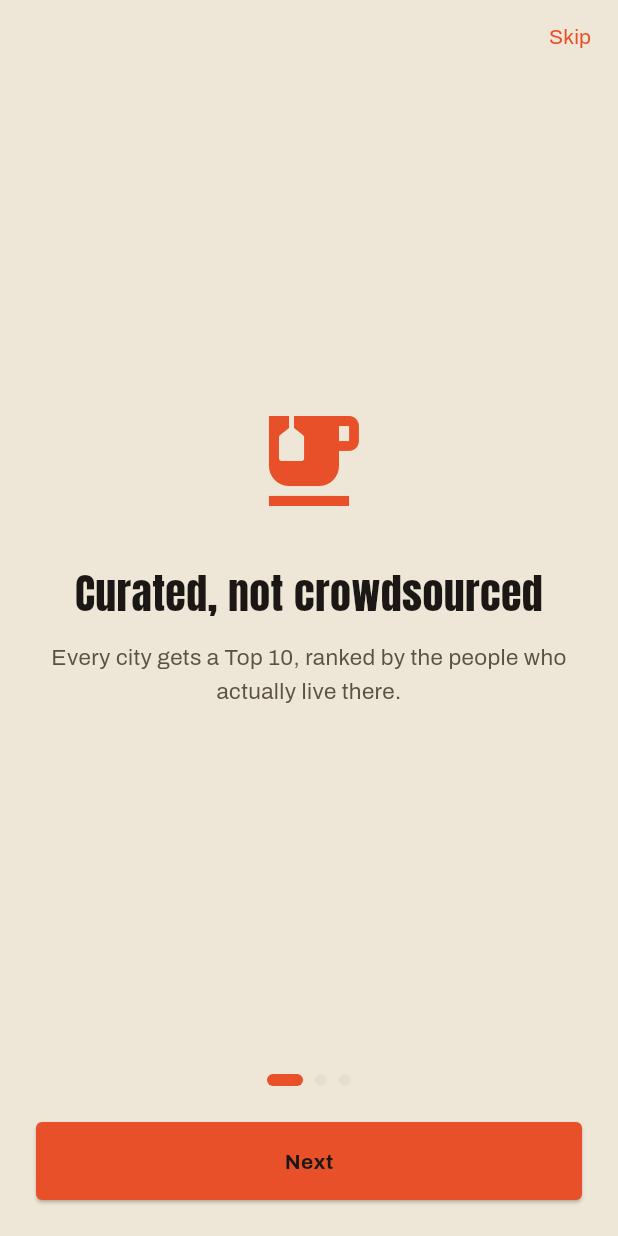
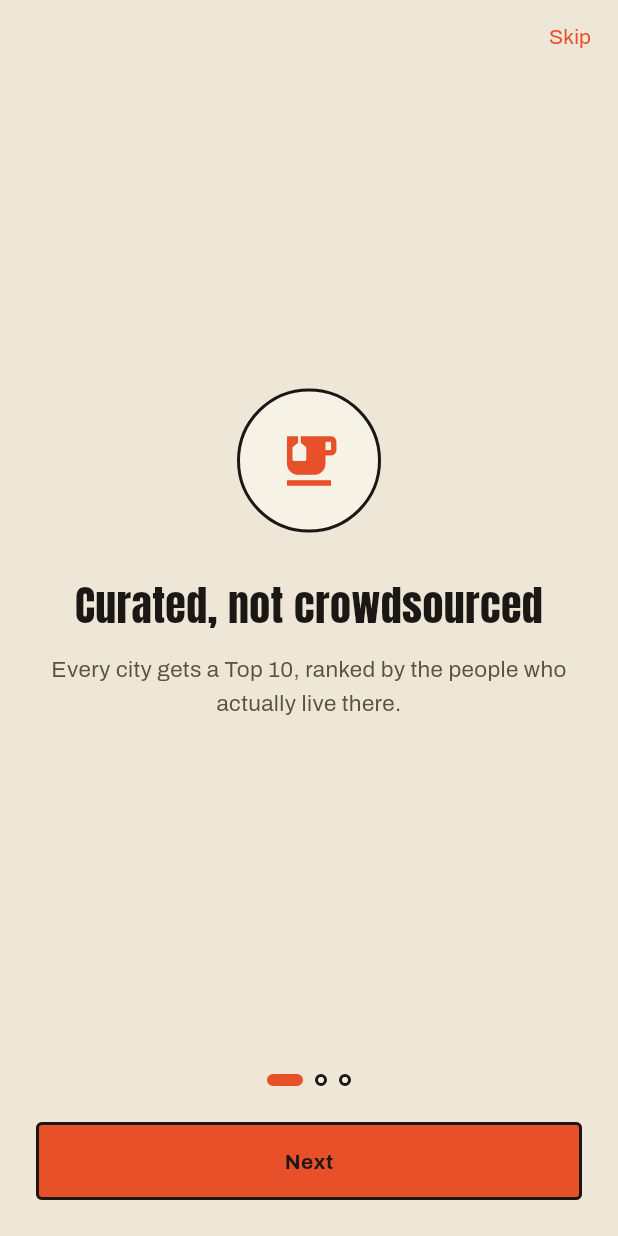
Before and after one commit to andrewbolaji/Vouch, a Flutter app: the screen it shows after launch, on a phone screen of 412 x 824 dp. Run offline on Flutter 3.47's test engine with Material 3 defaults, Android fonts, the phone set to English and light mode, and no system bars; our stand-ins replace cached_network_image, cloud_firestore, cloud_functions, firebase_analytics, firebase_auth, firebase_core and 7 more; missing offline and left inert: firebase_app_check; accounts and stored records are empty; generated files the repository leaves out were written again.

Commit message:
style: onboarding to Block Party (ink icon frames, pill indicators, accent button)

```diff
--- a/lib/screens/onboarding_screen.dart
+++ b/lib/screens/onboarding_screen.dart
@@ -92,7 +92,23 @@ class _OnboardingScreenState extends State<OnboardingScreen> {
                     child: Column(
                       mainAxisAlignment: MainAxisAlignment.center,
                       children: [
-                        Icon(page.icon, color: AppTheme.accent, size: 80),
+                        Container(
+                          width: 96,
+                          height: 96,
+                          decoration: BoxDecoration(
+                            color: AppTheme.surface,
+                            shape: BoxShape.circle,
+                            border: Border.all(
+                              color: AppTheme.borderColor,
+                              width: AppTheme.borderInkWidth,
+                            ),
+                          ),
+                          child: Icon(
+                            page.icon,
+                            color: AppTheme.accent,
+                            size: 44,
+                          ),
+                        ),
                         const SizedBox(height: AppTheme.spacingXl),
                         Text(
                           page.title,
@@ -131,9 +147,15 @@ class _OnboardingScreenState extends State<OnboardingScreen> {
                         decoration: BoxDecoration(
                           color: _currentPage == index
                               ? AppTheme.accent
-                              : AppTheme.surfaceVariant,
+                              : AppTheme.surface,
                           borderRadius: BorderRadius.circular(
-                            AppTheme.spacingXs,
+                            AppTheme.radiusPill,
+                          ),
+                          border: Border.all(
+                            color: _currentPage == index
+                                ? AppTheme.accent
+                                : AppTheme.borderColor,
+                            width: AppTheme.borderInkWidth,
                           ),
                         ),
                       );
@@ -157,18 +179,7 @@ class _OnboardingScreenState extends State<OnboardingScreen> {
                           unawaited(_goToHome());
                         }
                       },
-                      style: ElevatedButton.styleFrom(
-                        backgroundColor: AppTheme.accent,
-                        foregroundColor: AppTheme.onAccent,
-                        padding: const EdgeInsets.symmetric(
-                          vertical: AppTheme.spacingMd,
-                        ),
-                        shape: RoundedRectangleBorder(
-                          borderRadius: BorderRadius.circular(
-                            AppTheme.radiusSm,
-                          ),
-                        ),
-                      ),
+                      style: AppTheme.accentButtonStyle,
                       child: Text(
                         _currentPage < _pages.length - 1
                             ? 'Next'
```
